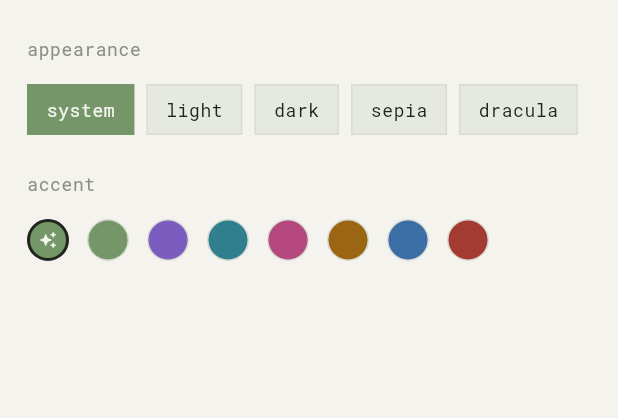
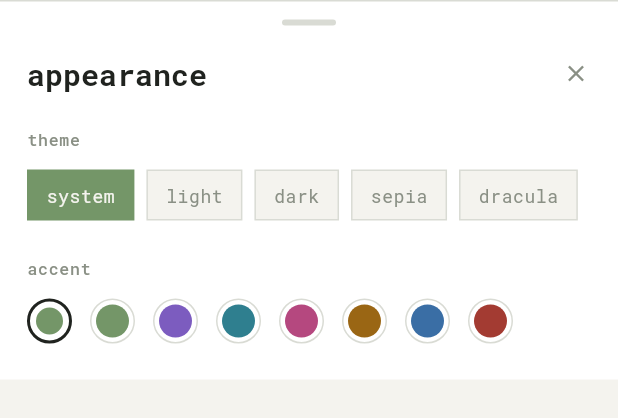
Before and after one commit to Faultless/textlog_flutter, a Flutter app: the _Settings widget shown alone on an empty page, opened directly, on a phone screen of 412 x 824 dp. Shown: the top 418 px of the screen. Run offline on Flutter 3.47's test engine with Material 3 defaults, Android fonts, the phone set to English and light mode, and no system bars; our stand-ins replace flutter_riverpod, go_router, shared_preferences, web; missing offline and left inert: dart:js_interop; accounts and stored records are empty; network calls fail.

Commit message:
fix: theme the appearance sheet live and give it a way to dismiss

```diff
--- a/lib/ui/widgets/settings_sheet.dart
+++ b/lib/ui/widgets/settings_sheet.dart
@@ -6,10 +6,13 @@ import '../theme.dart';
 
 /// A bottom sheet rather than a screen: appearance is a two-tap decision, and it
 /// should not take you out of what you were reading.
+///
+/// The sheet paints its own background instead of passing `backgroundColor`, which
+/// is captured once at call time and would keep the old colour when you switch
+/// theme with the sheet still open.
 Future<void> showSettings(BuildContext context) => showModalBottomSheet<void>(
   context: context,
-  backgroundColor: context.palette.panel,
-  shape: const RoundedRectangleBorder(),
+  backgroundColor: Colors.transparent,
   builder: (_) => const _Settings(),
 );
 
@@ -23,15 +26,45 @@ class _Settings extends ConsumerWidget {
     final palette = context.palette;
     final theme = Theme.of(context).textTheme;
 
-    return SafeArea(
-      child: Padding(
-        padding: EdgeInsets.symmetric(horizontal: gutterOf(context), vertical: space5),
+    return Container(
+      width: double.infinity,
+      decoration: BoxDecoration(
+        color: palette.panel,
+        border: Border(top: BorderSide(color: palette.soft)),
+      ),
+      child: SafeArea(
+        top: false,
         child: Column(
           mainAxisSize: MainAxisSize.min,
           crossAxisAlignment: CrossAxisAlignment.start,
           children: [
-            Text('appearance', style: theme.bodySmall!.copyWith(color: palette.muted)),
-            const SizedBox(height: space4),
+            const _Handle(),
+            Padding(
+              padding: EdgeInsets.fromLTRB(gutterOf(context), 0, space2, 0),
+              child: Row(
+                children: [
+                  Expanded(child: Text('appearance', style: theme.titleLarge)),
+                  IconButton(
+                    tooltip: 'done',
+                    visualDensity: VisualDensity.compact,
+                    icon: Icon(Icons.close, size: 18, color: palette.muted),
+                    onPressed: () => Navigator.of(context).pop(),
+                  ),
+                ],
+              ),
+            ),
+            Padding(
+              padding: EdgeInsets.fromLTRB(
+                gutterOf(context),
+                space4,
+                gutterOf(context),
+                space5,
+              ),
+              child: Column(
+                crossAxisAlignment: CrossAxisAlignment.start,
+                children: [
+                  _Label('theme'),
+                  const SizedBox(height: space3),
                   Wrap(
                     spacing: space2,
                     runSpacing: space2,
@@ -45,8 +78,8 @@ class _Settings extends ConsumerWidget {
                     ],
                   ),
                   const SizedBox(height: space5),
-            Text('accent', style: theme.bodySmall!.copyWith(color: palette.muted)),
-            const SizedBox(height: space4),
+                  _Label('accent'),
+                  const SizedBox(height: space3),
                   Wrap(
                     spacing: space3,
                     runSpacing: space3,
@@ -59,12 +92,44 @@ class _Settings extends ConsumerWidget {
                         ),
                     ],
                   ),
-            const SizedBox(height: space5),
+                ],
+              ),
+            ),
           ],
         ),
       ),
     );
   }
+}
+
+/// Grab bar — the affordance that says this can be dragged away.
+class _Handle extends StatelessWidget {
+  const _Handle();
+
+  @override
+  Widget build(BuildContext context) => Center(
+    child: Container(
+      width: 36,
+      height: 4,
+      margin: const EdgeInsets.symmetric(vertical: space3),
+      decoration: BoxDecoration(
+        color: context.palette.soft,
+        borderRadius: BorderRadius.circular(2),
+      ),
+    ),
+  );
+}
+
+class _Label extends StatelessWidget {
+  const _Label(this.text);
+
+  final String text;
+
+  @override
+  Widget build(BuildContext context) => Text(
+    text,
+    style: Theme.of(context).textTheme.labelSmall!.copyWith(color: context.palette.muted),
+  );
 }
 
 class _Chip extends StatelessWidget {
@@ -82,13 +147,13 @@ class _Chip extends StatelessWidget {
       child: Container(
         padding: const EdgeInsets.symmetric(horizontal: space3, vertical: space2),
         decoration: BoxDecoration(
-          color: selected ? palette.accent : palette.tagBg,
+          color: selected ? palette.accent : palette.bg,
           border: Border.all(color: selected ? palette.accent : palette.soft),
         ),
         child: Text(
           label,
           style: Theme.of(context).textTheme.bodySmall!.copyWith(
-            color: selected ? palette.bg : palette.ink,
+            color: selected ? palette.bg : palette.muted,
           ),
         ),
       ),
@@ -116,19 +181,24 @@ class _Swatch extends StatelessWidget {
       child: GestureDetector(
         onTap: onTap,
         child: Container(
-          width: 28,
-          height: 28,
+          width: 30,
+          height: 30,
           decoration: BoxDecoration(
-            color: colour,
             shape: BoxShape.circle,
+            // A ring rather than a thicker border, so the swatch colour does not
+            // change size when you pick it.
             border: Border.all(
               color: selected ? palette.ink : palette.soft,
               width: selected ? 2 : 1,
             ),
           ),
-          child: choice == AccentChoice.theme
-              ? Icon(Icons.auto_awesome, size: 12, color: palette.bg)
-              : null,
+          child: Center(
+            child: Container(
+              width: selected ? 18 : 22,
+              height: selected ? 18 : 22,
+              decoration: BoxDecoration(color: colour, shape: BoxShape.circle),
+            ),
+          ),
         ),
       ),
     );
```
Lines whose indentation alone changed are shown as unchanged.
